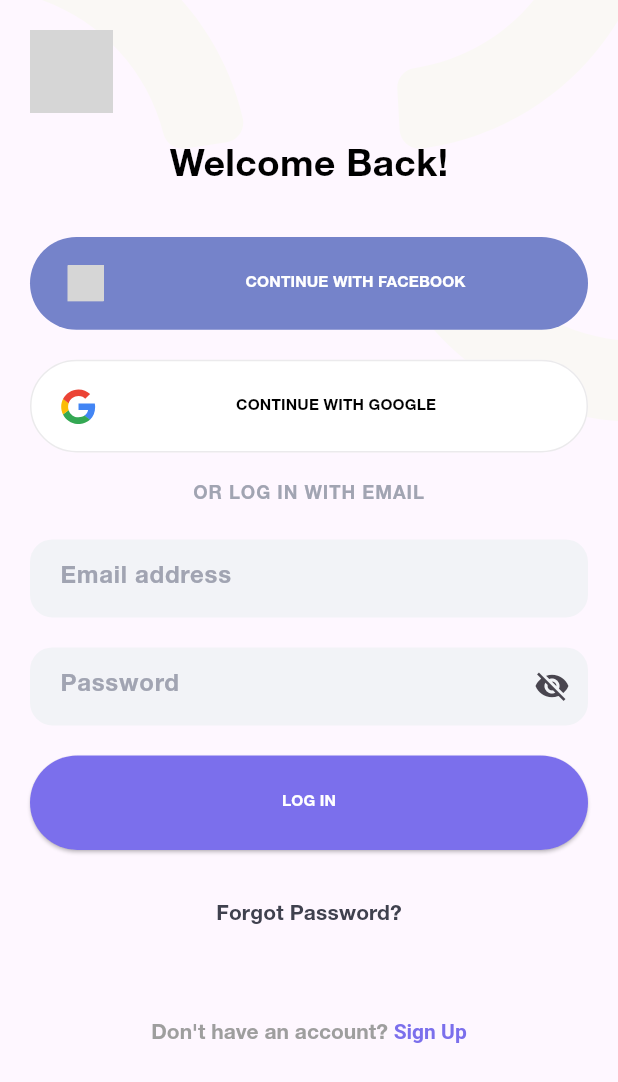
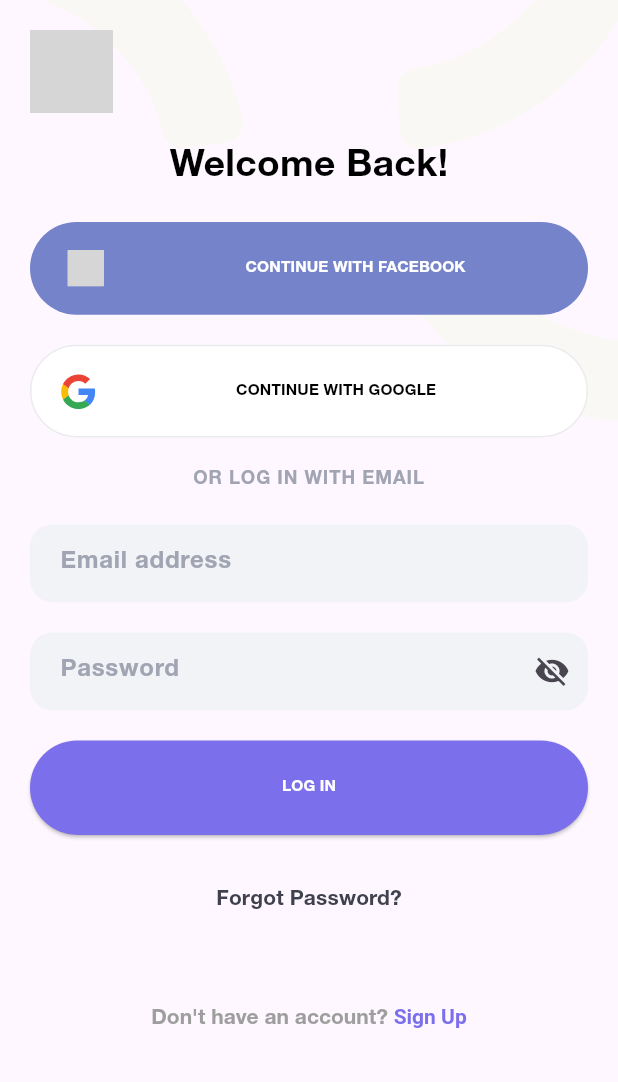
Before and after one commit to Ahmadsaad1133/sleep_app, a Flutter app: the screen it shows after launch, after a tap on "Get Started", on a phone screen of 412 x 824 dp. Shown: the top 1082 px of the screen. Run offline on Flutter 3.47's test engine with Material 3 defaults, Android fonts, the phone set to English and light mode, and no system bars; our stand-ins replace flutter_svg; grey boxes are pictures that could not be loaded.

Commit message:
Initial commit

```diff
--- a/lib/views/sign_in/sign_in_page.dart
+++ b/lib/views/sign_in/sign_in_page.dart
@@ -20,10 +20,7 @@
     _passwordFocusNode.addListener(_onFocusChange);
   }
 
-  void _onFocusChange() {
-    // Optionally handle focus changes
-    setState(() {});
-  }
+  void _onFocusChange() => setState(() {});
 
   @override
   void dispose() {
@@ -35,7 +32,6 @@
   @override
   Widget build(BuildContext context) {
     final w = MediaQuery.of(context).size.width;
-    final keyboardHeight = MediaQuery.of(context).viewInsets.bottom;
 
     const svgOrigW = 547.0;
     const svgOrigH = 428.0;
@@ -47,14 +43,22 @@
     double orFontSize = (w * 0.03).clamp(10.0, 14.0);
     double inputTextFontSize = (w * 0.04).clamp(12.0, 16.0);
     double forgotFontSize = (w * 0.035).clamp(12.0, 14.0);
-    double inputHeight = w < 320 ? 28 : w < 400 ? 34 : w < 600 ? 44 : 60;
+    double inputHeight = w < 320
+        ? 28
+        : w < 400
+        ? 34
+        : w < 600
+        ? 44
+        : 60;
     double loginButtonHeight = (w * 0.16).clamp(48.0, 63.0);
     const hp = 20.0;
 
     return Scaffold(
-      resizeToAvoidBottomInset: true,
+      resizeToAvoidBottomInset: false,
       body: Stack(
+        clipBehavior: Clip.none,
         children: [
+          // SVG background
           Positioned(
             top: 0,
             left: 0,
@@ -65,10 +69,12 @@
               fit: BoxFit.cover,
             ),
           ),
+
+          // SafeArea + OverflowBox
           SafeArea(
-            child: SingleChildScrollView(
-              reverse: true,
-              padding: EdgeInsets.only(bottom: keyboardHeight),
+            child: OverflowBox(
+              maxHeight: double.infinity,    // ← allow unlimited height
+              alignment: Alignment.topCenter,
               child: Padding(
                 padding: const EdgeInsets.symmetric(horizontal: hp),
                 child: Column(
@@ -89,9 +95,7 @@
                       ],
                     ),
                     const SizedBox(height: 20),
-                    Padding(
-                      padding: const EdgeInsets.only(bottom: 10),
-                      child: Text(
+                    Text(
                       'Welcome Back!',
                       textAlign: TextAlign.center,
                       style: TextStyle(
@@ -100,7 +104,6 @@
                         fontWeight: FontWeight.w700,
                         height: 1.35,
                         color: Colors.black,
-                        ),
                       ),
                     ),
                     const SizedBox(height: 20),
@@ -154,7 +157,8 @@
                               ? Icons.visibility_off
                               : Icons.visibility,
                         ),
-                        onPressed: () => setState(() => _obscurePassword = !_obscurePassword),
+                        onPressed: () =>
+                            setState(() => _obscurePassword = !_obscurePassword),
                       ),
                       focusNode: _passwordFocusNode,
                     ),
@@ -246,11 +250,7 @@
           padding: asset.contains('Facebook')
               ? const EdgeInsets.only(left: 5, right: 13)
               : EdgeInsets.zero,
-          child: SvgPicture.asset(
-            asset,
-            width: 24,
-            height: 24,
-          ),
+          child: SvgPicture.asset(asset, width: 24, height: 24),
         ),
         const SizedBox(width: 20),
         Expanded(
```
Lines whose indentation alone changed are shown as unchanged.
